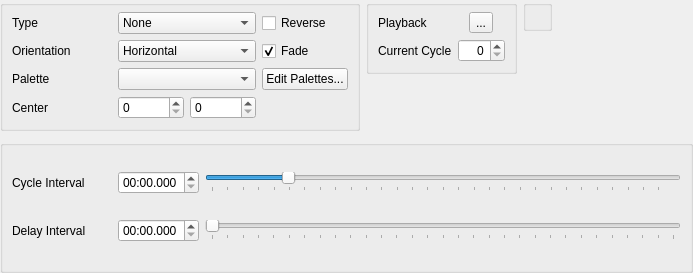
The window that src/widget/animationcontrolwidget.ui (8bitbuddhist/PixelMaestro-Studio) describes before a commit, drawn with Qt 5.
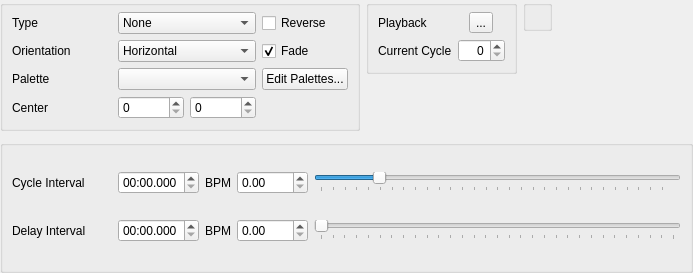
The same window after the commit. Icons and pictures are not drawn.

```diff
--- a/src/widget/animationcontrolwidget.ui
+++ b/src/widget/animationcontrolwidget.ui
@@ -115,6 +115,40 @@
         </property>
        </widget>
       </item>
+      <item row="0" column="4">
+       <widget class="QSlider" name="cycleIntervalSlider">
+        <property name="toolTip">
+         <string>Amount of time between animation steps</string>
+        </property>
+        <property name="minimum">
+         <number>10</number>
+        </property>
+        <property name="maximum">
+         <number>6000</number>
+        </property>
+        <property name="singleStep">
+         <number>10</number>
+        </property>
+        <property name="value">
+         <number>1000</number>
+        </property>
+        <property name="orientation">
+         <enum>Qt::Horizontal</enum>
+        </property>
+        <property name="invertedAppearance">
+         <bool>false</bool>
+        </property>
+        <property name="invertedControls">
+         <bool>false</bool>
+        </property>
+        <property name="tickPosition">
+         <enum>QSlider::TicksBelow</enum>
+        </property>
+        <property name="tickInterval">
+         <number>200</number>
+        </property>
+       </widget>
+      </item>
       <item row="0" column="0">
        <widget class="QLabel" name="cycleIntervalLabel">
         <property name="minimumSize">
@@ -128,75 +162,6 @@
         </property>
        </widget>
       </item>
-      <item row="0" column="2">
-       <widget class="QSlider" name="cycleIntervalSlider">
-        <property name="toolTip">
-         <string>Amount of time between animation steps</string>
-        </property>
-        <property name="minimum">
-         <number>10</number>
-        </property>
-        <property name="maximum">
-         <number>6000</number>
-        </property>
-        <property name="singleStep">
-         <number>10</number>
-        </property>
-        <property name="value">
-         <number>1000</number>
-        </property>
-        <property name="orientation">
-         <enum>Qt::Horizontal</enum>
-        </property>
-        <property name="invertedAppearance">
-         <bool>false</bool>
-        </property>
-        <property name="invertedControls">
-         <bool>false</bool>
-        </property>
-        <property name="tickPosition">
-         <enum>QSlider::TicksBelow</enum>
-        </property>
-        <property name="tickInterval">
-         <number>200</number>
-        </property>
-       </widget>
-      </item>
-      <item row="2" column="2">
-       <widget class="QSlider" name="delayIntervalSlider">
-        <property name="toolTip">
-         <string>The delay before starting the next animation cycle</string>
-        </property>
-        <property name="maximum">
-         <number>6000</number>
-        </property>
-        <property name="singleStep">
-         <number>10</number>
-        </property>
-        <property name="orientation">
-         <enum>Qt::Horizontal</enum>
-        </property>
-        <property name="tickPosition">
-         <enum>QSlider::TicksBelow</enum>
-        </property>
-        <property name="tickInterval">
-         <number>200</number>
-        </property>
-       </widget>
-      </item>
-      <item row="0" column="1">
-       <widget class="QTimeEdit" name="cycleTimeEdit">
-        <property name="toolTip">
-         <string>Uses the format &quot;minutes:seconds.milliseconds&quot;</string>
-        </property>
-        <property name="currentSection">
-         <enum>QDateTimeEdit::MinuteSection</enum>
-        </property>
-        <property name="displayFormat">
-         <string>mm:ss.zzz</string>
-        </property>
-       </widget>
-      </item>
       <item row="2" column="1">
        <widget class="QTimeEdit" name="delayTimeEdit">
         <property name="toolTip">
@@ -210,6 +175,69 @@
         </property>
        </widget>
       </item>
+      <item row="0" column="1">
+       <widget class="QTimeEdit" name="cycleTimeEdit">
+        <property name="toolTip">
+         <string>Uses the format &quot;minutes:seconds.milliseconds&quot;</string>
+        </property>
+        <property name="currentSection">
+         <enum>QDateTimeEdit::MinuteSection</enum>
+        </property>
+        <property name="displayFormat">
+         <string>mm:ss.zzz</string>
+        </property>
+       </widget>
+      </item>
+      <item row="0" column="3">
+       <widget class="QDoubleSpinBox" name="cycleSpinBox">
+        <property name="maximum">
+         <double>1000.000000000000000</double>
+        </property>
+       </widget>
+      </item>
+      <item row="2" column="3">
+       <widget class="QDoubleSpinBox" name="delaySpinBox">
+        <property name="maximum">
+         <double>1000.000000000000000</double>
+        </property>
+       </widget>
+      </item>
+      <item row="2" column="4">
+       <widget class="QSlider" name="delayIntervalSlider">
+        <property name="toolTip">
+         <string>The delay before starting the next animation cycle</string>
+        </property>
+        <property name="maximum">
+         <number>6000</number>
+        </property>
+        <property name="singleStep">
+         <number>10</number>
+        </property>
+        <property name="orientation">
+         <enum>Qt::Horizontal</enum>
+        </property>
+        <property name="tickPosition">
+         <enum>QSlider::TicksBelow</enum>
+        </property>
+        <property name="tickInterval">
+         <number>200</number>
+        </property>
+       </widget>
+      </item>
+      <item row="0" column="2">
+       <widget class="QLabel" name="label_2">
+        <property name="text">
+         <string>BPM</string>
+        </property>
+       </widget>
+      </item>
+      <item row="2" column="2">
+       <widget class="QLabel" name="label_3">
+        <property name="text">
+         <string>BPM</string>
+        </property>
+       </widget>
+      </item>
      </layout>
     </widget>
    </item>
```
